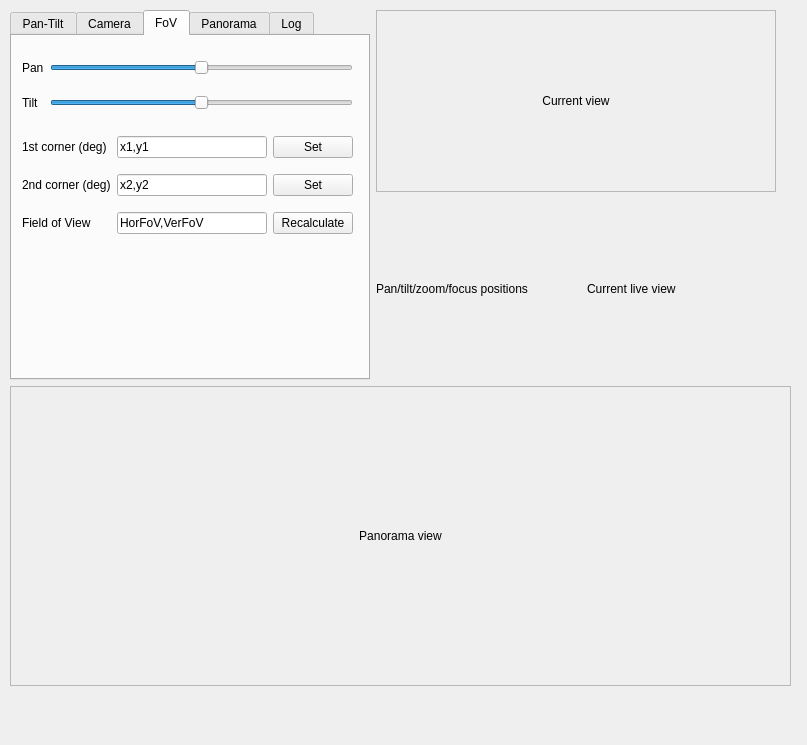
Before: the Qt Designer form controller2.ui in borevitzlab/Gigavision, drawn with Qt 5.
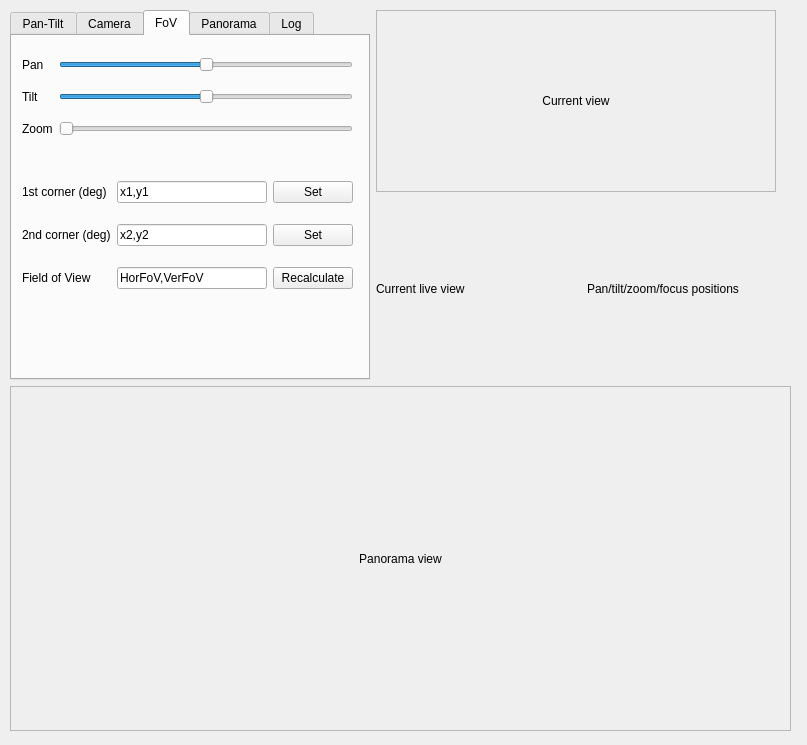
After: the same form once the commit is applied. The open tabs and pages were chosen to show the change.

Commit message: Added panorama live view and acquisition, column wise or row wise scanning

```diff
--- a/controller2.ui
+++ b/controller2.ui
@@ -20,7 +20,7 @@
       <x>10</x>
       <y>10</y>
       <width>781</width>
-      <height>676</height>
+      <height>721</height>
      </rect>
     </property>
     <layout class="QVBoxLayout" name="verticalLayout">
@@ -331,9 +331,9 @@
            <property name="geometry">
             <rect>
              <x>10</x>
-             <y>90</y>
+             <y>130</y>
              <width>331</width>
-             <height>121</height>
+             <height>141</height>
             </rect>
            </property>
            <layout class="QGridLayout" name="gridLayout_2">
@@ -432,7 +432,7 @@
              <x>10</x>
              <y>10</y>
              <width>331</width>
-             <height>80</height>
+             <height>101</height>
             </rect>
            </property>
            <layout class="QGridLayout" name="gridLayout_5">
@@ -476,6 +476,20 @@
               </property>
              </widget>
             </item>
+            <item row="2" column="1">
+             <widget class="QSlider" name="horizontalSliderZoom">
+              <property name="orientation">
+               <enum>Qt::Horizontal</enum>
+              </property>
+             </widget>
+            </item>
+            <item row="2" column="0">
+             <widget class="QLabel" name="label_27">
+              <property name="text">
+               <string>Zoom</string>
+              </property>
+             </widget>
+            </item>
            </layout>
           </widget>
          </widget>
@@ -858,13 +872,6 @@
          </item>
          <item>
           <layout class="QHBoxLayout" name="horizontalLayout_7">
-           <item>
-            <widget class="QLabel" name="labelPositions">
-             <property name="text">
-              <string>Pan/tilt/zoom/focus positions</string>
-             </property>
-            </widget>
-           </item>
            <item>
             <widget class="QLabel" name="label">
              <property name="text">
@@ -872,6 +879,13 @@
              </property>
             </widget>
            </item>
+           <item>
+            <widget class="QLabel" name="labelPositions">
+             <property name="text">
+              <string>Pan/tilt/zoom/focus positions</string>
+             </property>
+            </widget>
+           </item>
           </layout>
          </item>
         </layout>
```
Left out of the diff: 16 changed lines with no effect on the pictures. The commit also changes 3 other files.
